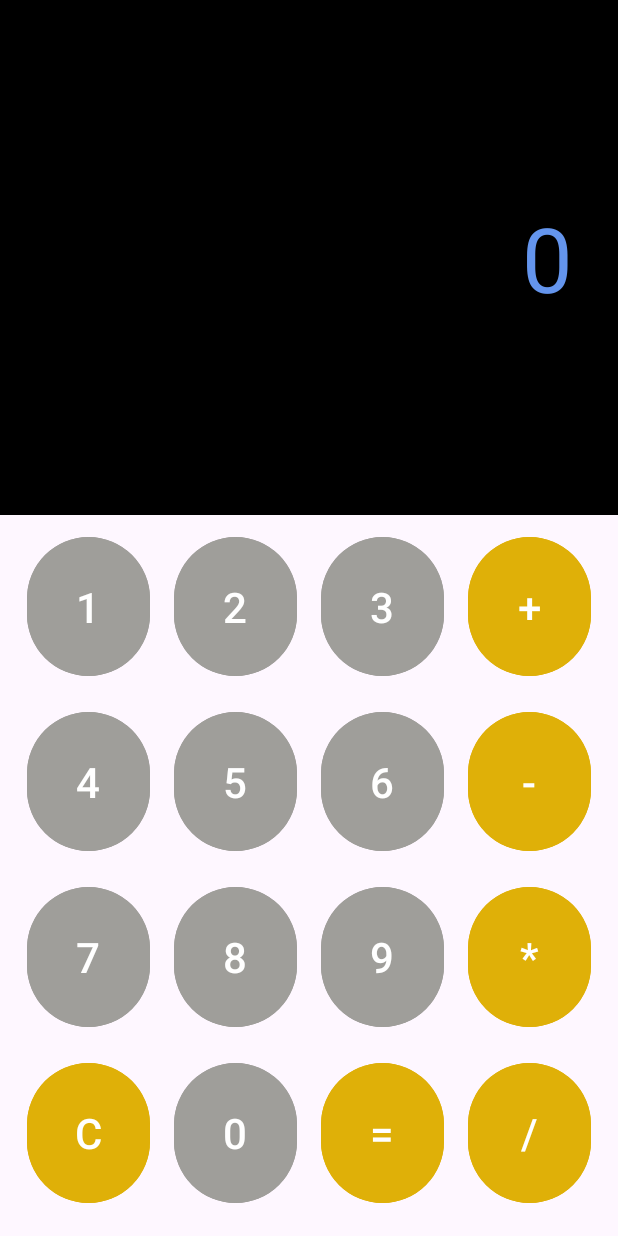
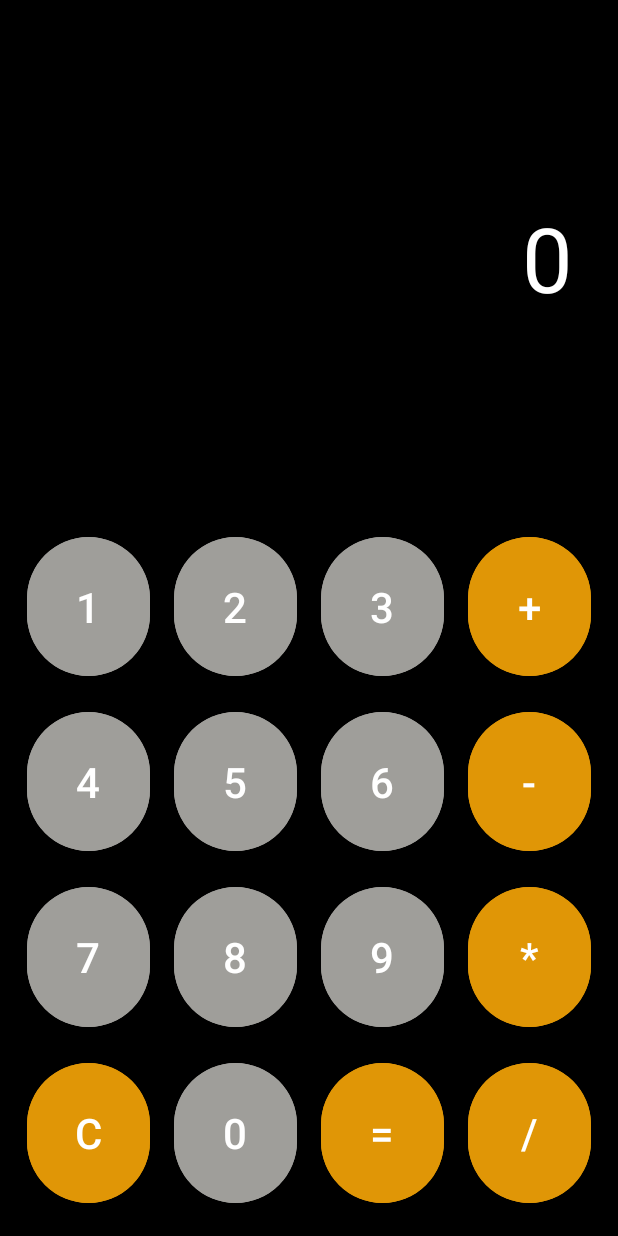
Before and after one commit to ssulka/calculator_MMA, an Android app: the screen it shows after launch (MainActivity), on a phone screen of 412 x 824 dp. Run offline under Robolectric (Android 15) with nearby library versions, the phone set to English and light mode, and no system bars.

Commit message:
no this is final

```diff
--- a/kalkulackav2/app/src/main/res/layout/activity_main.xml
+++ b/kalkulackav2/app/src/main/res/layout/activity_main.xml
@@ -13,13 +13,14 @@
         android:gravity="right|center_vertical"
         android:padding="30dp"
         android:text="0"
-        android:textColor="@color/custom"
+        android:textColor="@color/white"
         android:textSize="60sp" />
 
     <GridLayout
         android:layout_width="match_parent"
         android:layout_height="436dp"
         android:layout_below="@id/display"
+        android:background="@color/black"
         android:layout_alignParentBottom="true"
         android:layout_marginTop="-7dp"
         android:layout_weight="1"
--- a/kalkulackav2/app/src/main/res/values/colors.xml
+++ b/kalkulackav2/app/src/main/res/values/colors.xml
@@ -3,7 +3,7 @@
     <color name="black">#FF000000</color>
     <color name="white">#FFFFFFFF</color>
     <color name="custom">#6495ED</color>
-    <color name="operacie">#DFB008</color>
+    <color name="operacie">#E09606</color>
     <color name="cisla">#9F9E9A</color>
 
 
```
